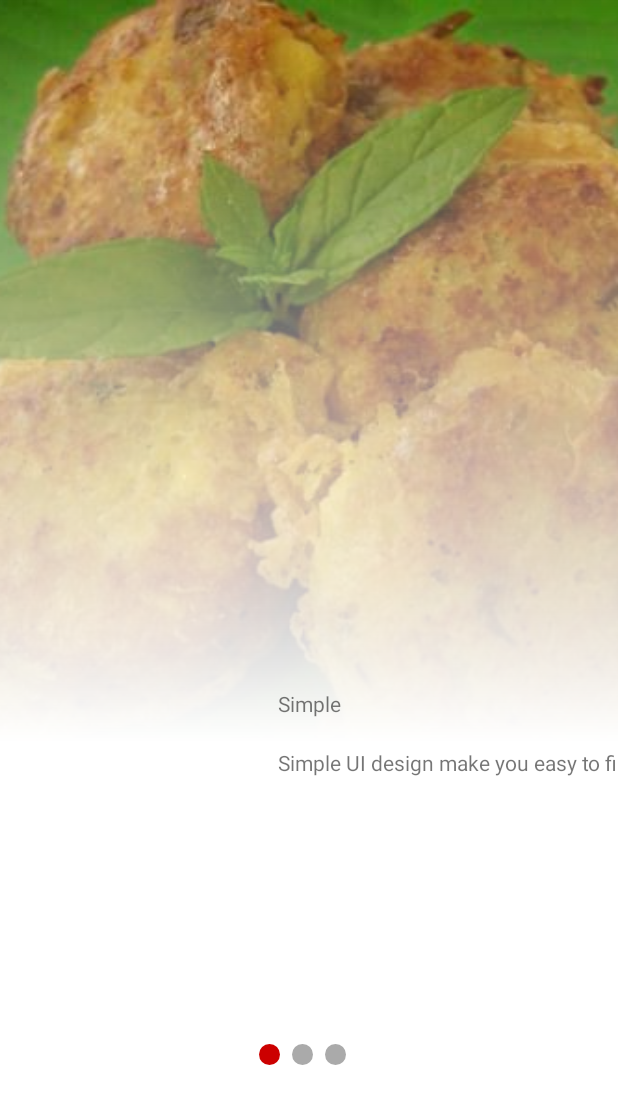
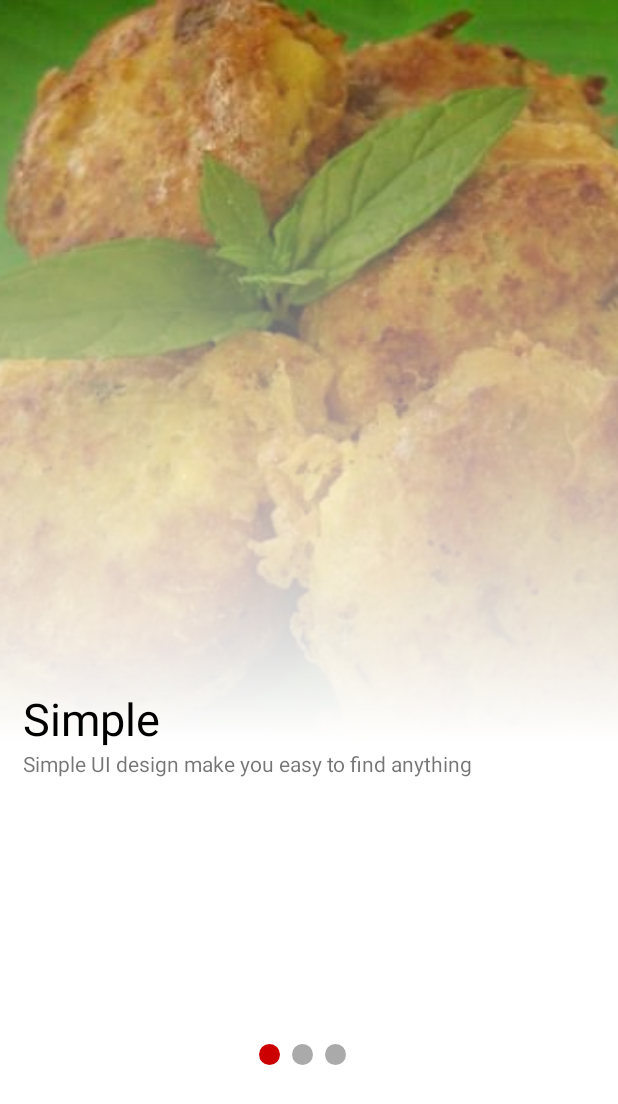
Before and after one commit to mubassyir/complexUi, an Android app: the OnBoardingActivity screen opened directly, with no data from a screen before it, on a phone screen of 412 x 824 dp. Shown: the top 1104 px of the screen. Run offline under Robolectric (Android 15) with nearby library versions, the phone set to English and light mode, and no system bars.

Commit message:
fix onboarding

```diff
--- a/app/src/main/AndroidManifest.xml
+++ b/app/src/main/AndroidManifest.xml
@@ -9,9 +9,11 @@
         android:roundIcon="@mipmap/ic_launcher_round"
         android:supportsRtl="true"
         android:theme="@style/Theme.ComplexUi">
+        <activity android:name=".NewBeverageActivity"></activity>
+        <activity android:name=".NewFoodActivty" />
         <activity
             android:name=".on_boarding.OnBoardingActivity"
-            android:theme="@style/Theme.AppCompat.DayNight.NoActionBar"/>
+            android:theme="@style/Theme.AppCompat.DayNight.NoActionBar" />
         <activity
             android:name=".SplashActivity"
             android:theme="@style/Theme.AppCompat.DayNight.NoActionBar">
--- a/app/src/main/java/com/mubassyir/complexui/MainActivity.kt
+++ b/app/src/main/java/com/mubassyir/complexui/MainActivity.kt
@@ -24,6 +24,4 @@ class MainActivity : AppCompatActivity() {
         val navigationController = findNavController(R.id.fragment)
         bottomNavigationView.setupWithNavController(navigationController)
     }
-
-
 }
--- a/app/src/main/java/com/mubassyir/complexui/data/DummyData.kt
+++ b/app/src/main/java/com/mubassyir/complexui/data/DummyData.kt
@@ -4,6 +4,23 @@ import com.mubassyir.complexui.R
 import com.mubassyir.complexui.model.Food
 
 object DummyData {
+
+    fun onBoardingMessages(): ArrayList<String> {
+        val onBoardingMessages =ArrayList<String>()
+        onBoardingMessages.add("Simple UI design make you easy to find anything")
+        onBoardingMessages.add("Various kind of F&B that u can enjoy")
+        onBoardingMessages.add("Enjoy just from your finger")
+        return onBoardingMessages
+    }
+
+    fun onBoardingTitles(): ArrayList<String> {
+        val onBoardingTitles = ArrayList<String>()
+        onBoardingTitles.add("Simple")
+        onBoardingTitles.add("Discover")
+        onBoardingTitles.add("Enjoy")
+        return onBoardingTitles
+    }
+
     fun westernFood(): ArrayList<Food> {
         val listFood = ArrayList<Food>()
         listFood.add(Food(R.drawable.food_beaf_steak, "Beaf Steak"))
--- a/app/src/main/java/com/mubassyir/complexui/on_boarding/OnBoardingActivity.kt
+++ b/app/src/main/java/com/mubassyir/complexui/on_boarding/OnBoardingActivity.kt
@@ -1,9 +1,12 @@
 package com.mubassyir.complexui.on_boarding
 
+import android.content.Intent
 import android.os.Bundle
+import android.view.View
 import androidx.appcompat.app.AppCompatActivity
 import androidx.core.content.res.ResourcesCompat
 import androidx.viewpager2.widget.ViewPager2
+import com.mubassyir.complexui.MainActivity
 import com.mubassyir.complexui.R
 import com.mubassyir.complexui.adapter.OnBoardingAdapter
 import com.mubassyir.complexui.databinding.ActivityOnBoardingBinding
@@ -27,24 +30,32 @@ class OnBoardingActivity : AppCompatActivity() {
         val onBoardingAdapter = OnBoardingAdapter(this, numberOfScreens)
         binding.onBoardingViewPager.adapter = onBoardingAdapter
         binding.onBoardingViewPager.registerOnPageChangeCallback(onBoardingPageChangeCallback)
+
+        binding.btnSkip.setOnClickListener {
+            Intent(this, MainActivity::class.java).let{
+                startActivity(it)
+                finish()
+            }
+        }
     }
 
     private fun updateCircleMarker(binding: ActivityOnBoardingBinding, position: Int) {
         when (position) {
             0 -> {
-                binding.onBoardingInitialCircle.background = ResourcesCompat.getDrawable(resources, R.drawable.bg_red_circle, null);
-                binding.onBoardingMiddleCircle.background = ResourcesCompat.getDrawable(resources, R.drawable.bg_gray_circle, null);
-                binding.onBoardingLastCircle.background = ResourcesCompat.getDrawable(resources, R.drawable.bg_gray_circle, null);
+                binding.onBoardingInitialCircle.background = ResourcesCompat.getDrawable(resources, R.drawable.bg_red_circle, null)
+                binding.onBoardingMiddleCircle.background = ResourcesCompat.getDrawable(resources, R.drawable.bg_gray_circle, null)
+                binding.onBoardingLastCircle.background = ResourcesCompat.getDrawable(resources, R.drawable.bg_gray_circle, null)
             }
             1 -> {
-                binding.onBoardingInitialCircle.background = ResourcesCompat.getDrawable(resources, R.drawable.bg_gray_circle, null);
-                binding.onBoardingMiddleCircle.background = ResourcesCompat.getDrawable(resources, R.drawable.bg_red_circle, null);
-                binding.onBoardingLastCircle.background = ResourcesCompat.getDrawable(resources, R.drawable.bg_gray_circle, null);
+                binding.onBoardingInitialCircle.background = ResourcesCompat.getDrawable(resources, R.drawable.bg_gray_circle, null)
+                binding.onBoardingMiddleCircle.background = ResourcesCompat.getDrawable(resources, R.drawable.bg_red_circle, null)
+                binding.onBoardingLastCircle.background = ResourcesCompat.getDrawable(resources, R.drawable.bg_gray_circle, null)
             }
             2 -> {
-                binding.onBoardingInitialCircle.background = ResourcesCompat.getDrawable(resources, R.drawable.bg_gray_circle, null);
-                binding.onBoardingMiddleCircle.background = ResourcesCompat.getDrawable(resources, R.drawable.bg_gray_circle, null);
-                binding.onBoardingLastCircle.background = ResourcesCompat.getDrawable(resources, R.drawable.bg_red_circle, null);
+                binding.onBoardingInitialCircle.background = ResourcesCompat.getDrawable(resources, R.drawable.bg_gray_circle, null)
+                binding.onBoardingMiddleCircle.background = ResourcesCompat.getDrawable(resources, R.drawable.bg_gray_circle, null)
+                binding.onBoardingLastCircle.background = ResourcesCompat.getDrawable(resources, R.drawable.bg_red_circle, null)
+                binding.btnSkip.visibility = View.VISIBLE
             }
         }
     }
--- a/app/src/main/java/com/mubassyir/complexui/on_boarding/OnBoardingFragment.kt
+++ b/app/src/main/java/com/mubassyir/complexui/on_boarding/OnBoardingFragment.kt
@@ -8,6 +8,7 @@ import androidx.core.os.bundleOf
 import androidx.fragment.app.Fragment
 import com.bumptech.glide.Glide
 import com.mubassyir.complexui.R
+import com.mubassyir.complexui.data.DummyData
 import com.mubassyir.complexui.databinding.FragmentOnBoardingBinding
 
 class OnBoardingFragment : Fragment() {
@@ -22,9 +23,9 @@ class OnBoardingFragment : Fragment() {
     private lateinit var binding: FragmentOnBoardingBinding
 
     override fun onCreateView(
-        inflater: LayoutInflater,
-        container: ViewGroup?,
-        savedInstanceState: Bundle?
+            inflater: LayoutInflater,
+            container: ViewGroup?,
+            savedInstanceState: Bundle?
     ): View? {
         binding = FragmentOnBoardingBinding.inflate(inflater, container, false)
         return binding.root
@@ -32,16 +33,8 @@ class OnBoardingFragment : Fragment() {
 
     override fun onViewCreated(view: View, savedInstanceState: Bundle?) {
         val position = requireArguments().getInt(ARG_POSITION)
-        val onBoardingTitles = ArrayList<String>()
-        onBoardingTitles.add("Simple")
-        onBoardingTitles.add("Discover")
-        onBoardingTitles.add("Enjoy")
-
-       val onBoardingMessages =ArrayList<String>()
-        onBoardingMessages.add("Simple UI design make you easy to find anything")
-        onBoardingMessages.add("Various kind of F&B that u can enjoy")
-        onBoardingMessages.add("Enjoy just from your finger")
-
+        val onBoardingTitles = DummyData.onBoardingTitles()
+        val onBoardingMessages = DummyData.onBoardingMessages()
         val onBoardingImages = getOnBoardAssetsLocation()
         with(binding) {
             activity?.let {
--- /dev/null
+++ b/app/src/main/res/drawable/ic_add.xml
@@ -0,0 +1,5 @@
+<vector android:height="24dp" android:tint="#FFFFFF"
+    android:viewportHeight="24" android:viewportWidth="24"
+    android:width="24dp" xmlns:android="http://schemas.android.com/apk/res/android">
+    <path android:fillColor="@android:color/white" android:pathData="M19,13h-6v6h-2v-6H5v-2h6V5h2v6h6V13z"/>
+</vector>
--- a/app/src/main/res/drawable/ic_launch_new.xml
+++ /dev/null
@@ -1,5 +0,0 @@
-<vector android:height="24dp" android:tint="#FFFFFF"
-    android:viewportHeight="24" android:viewportWidth="24"
-    android:width="24dp" xmlns:android="http://schemas.android.com/apk/res/android">
-    <path android:fillColor="@android:color/white" android:pathData="M19,19H5V5h7V3H5c-1.11,0 -2,0.9 -2,2v14c0,1.1 0.89,2 2,2h14c1.1,0 2,-0.9 2,-2v-7h-2v7zM14,3v2h3.59l-9.83,9.83 1.41,1.41L19,6.41V10h2V3h-7z"/>
-</vector>
--- a/app/src/main/res/layout-v23/fragment_on_boarding.xml
+++ /dev/null
@@ -1,69 +0,0 @@
-<?xml version="1.0" encoding="utf-8"?>
-<androidx.constraintlayout.widget.ConstraintLayout xmlns:android="http://schemas.android.com/apk/res/android"
-    xmlns:app="http://schemas.android.com/apk/res-auto"
-    xmlns:tools="http://schemas.android.com/tools"
-    android:layout_width="match_parent"
-    android:layout_height="match_parent"
-    tools:context=".on_boarding.OnBoardingActivity">
-
-    <LinearLayout
-        android:layout_width="match_parent"
-        android:layout_height="match_parent"
-        android:background="@android:color/white"
-        android:orientation="vertical"
-        app:layout_constraintStart_toStartOf="parent"
-        app:layout_constraintTop_toTopOf="parent">
-
-        <ImageView
-            android:id="@+id/on_boarding_image"
-            android:layout_width="match_parent"
-            android:layout_height="match_parent"
-            android:layout_weight="0.4"
-            android:foreground="@drawable/fade_bottom_effect"
-            android:scaleType="centerCrop" />
-
-        <View
-            android:layout_width="match_parent"
-            android:layout_height="wrap_content"
-            android:layout_weight="0.6" />
-    </LinearLayout>
-
-    <androidx.constraintlayout.widget.ConstraintLayout
-        android:id="@+id/on_boarding_info"
-        android:layout_width="match_parent"
-        android:layout_height="wrap_content"
-        app:layout_constraintBottom_toBottomOf="parent"
-        app:layout_constraintEnd_toEndOf="parent"
-        app:layout_constraintStart_toStartOf="parent"
-        app:layout_constraintTop_toTopOf="parent"
-        app:layout_constraintVertical_bias="0.6">
-
-        <TextView
-            android:id="@+id/on_boarding_text_title"
-            android:layout_width="wrap_content"
-            android:layout_height="wrap_content"
-            android:gravity="center_horizontal"
-            app:layout_constraintEnd_toEndOf="parent"
-            app:layout_constraintStart_toStartOf="parent"
-            app:layout_constraintTop_toTopOf="parent" />
-
-        <androidx.constraintlayout.widget.Barrier
-            android:id="@+id/barrier"
-            android:layout_width="wrap_content"
-            android:layout_height="wrap_content"
-            app:barrierDirection="left"
-            app:constraint_referenced_ids="on_boarding_text_title" />
-
-        <TextView
-            android:id="@+id/on_boarding_text_msg"
-            android:layout_width="wrap_content"
-            android:layout_height="wrap_content"
-            android:layout_marginTop="20dp"
-            android:layout_marginEnd="200dp"
-            app:layout_constraintHorizontal_chainStyle="spread"
-            app:layout_constraintStart_toEndOf="@+id/barrier"
-            app:layout_constraintTop_toBottomOf="@+id/on_boarding_text_title" />
-
-    </androidx.constraintlayout.widget.ConstraintLayout>
-
-</androidx.constraintlayout.widget.ConstraintLayout>
--- a/app/src/main/res/layout/activity_on_boarding.xml
+++ b/app/src/main/res/layout/activity_on_boarding.xml
@@ -56,4 +56,18 @@
         </LinearLayout>
 
     </androidx.constraintlayout.widget.ConstraintLayout>
+
+    <Button
+        android:id="@+id/btn_skip"
+        android:layout_width="0dp"
+        android:layout_height="wrap_content"
+        android:background="@color/amber_900"
+        android:text="@string/skip"
+        android:visibility="invisible"
+        android:layout_marginStart="15dp"
+        android:layout_marginEnd="15dp"
+        app:layout_constraintBottom_toBottomOf="parent"
+        app:layout_constraintEnd_toEndOf="parent"
+        app:layout_constraintStart_toStartOf="parent"
+        app:layout_constraintTop_toBottomOf="@+id/on_boarding_info" />
 </androidx.constraintlayout.widget.ConstraintLayout>
--- a/app/src/main/res/layout/fragment_beverage.xml
+++ b/app/src/main/res/layout/fragment_beverage.xml
@@ -3,6 +3,7 @@
     xmlns:tools="http://schemas.android.com/tools"
     android:layout_width="match_parent"
     android:layout_height="match_parent"
+    xmlns:app="http://schemas.android.com/apk/res-auto"
     android:orientation="vertical"
     tools:context=".fragment.BeverageFragment">
     <androidx.recyclerview.widget.RecyclerView
@@ -14,8 +15,8 @@
         android:layout_width="wrap_content"
         android:layout_height="wrap_content"
         android:layout_gravity="end|bottom"
-        android:src="@drawable/ic_launch_new"
-        android:background="@color/pink"
+        android:src="@drawable/ic_add"
+        app:backgroundTint="@color/amber_900"
         android:contentDescription="@string/fab_desc"
         android:layout_margin="16dp" />
 </FrameLayout>
--- a/app/src/main/res/layout/fragment_food.xml
+++ b/app/src/main/res/layout/fragment_food.xml
@@ -3,6 +3,7 @@
     xmlns:tools="http://schemas.android.com/tools"
     android:layout_width="match_parent"
     android:layout_height="match_parent"
+    xmlns:app="http://schemas.android.com/apk/res-auto"
     tools:context=".fragment.FoodFragment">
     <androidx.recyclerview.widget.RecyclerView
         android:id="@+id/rv_food"
@@ -14,8 +15,8 @@
         android:layout_width="wrap_content"
         android:layout_height="wrap_content"
         android:layout_gravity="end|bottom"
-        android:src="@drawable/ic_launch_new"
-        android:background="@color/pink"
+        android:src="@drawable/ic_add"
+        app:backgroundTint="@color/amber_900"
         android:contentDescription="@string/fab_desc"
         android:layout_margin="16dp" />
 </FrameLayout>
--- a/app/src/main/res/layout/fragment_nusantara.xml
+++ b/app/src/main/res/layout/fragment_nusantara.xml
@@ -3,6 +3,7 @@
     xmlns:tools="http://schemas.android.com/tools"
     android:layout_width="match_parent"
     android:layout_height="match_parent"
+    xmlns:app="http://schemas.android.com/apk/res-auto"
     tools:context=".MainActivity"
     android:orientation="vertical">
     <androidx.recyclerview.widget.RecyclerView
@@ -14,8 +15,8 @@
         android:layout_width="wrap_content"
         android:layout_height="wrap_content"
         android:layout_gravity="end|bottom"
-        android:src="@drawable/ic_launch_new"
-        android:background="@color/pink"
+        android:src="@drawable/ic_add"
+        app:backgroundTint="@color/amber_900"
         android:contentDescription="@string/fab_desc"
         android:layout_margin="16dp" />
 </FrameLayout>
--- a/app/src/main/res/layout/fragment_on_boarding.xml
+++ b/app/src/main/res/layout/fragment_on_boarding.xml
@@ -33,6 +33,7 @@
         android:layout_width="match_parent"
         android:layout_height="wrap_content"
         android:orientation="vertical"
+        android:layout_marginStart="15dp"
         app:layout_constraintBottom_toBottomOf="parent"
         app:layout_constraintEnd_toEndOf="parent"
         app:layout_constraintStart_toStartOf="parent"
@@ -45,23 +46,14 @@
             android:layout_height="wrap_content"
             android:textSize="30sp"
             android:textColor="@color/black"
-            android:text="@string/app_name"
-            android:gravity="center_horizontal" />
-
-<!--        <androidx.constraintlayout.widget.Barrier-->
-<!--            android:id="@+id/barrier"-->
-<!--            android:layout_width="wrap_content"-->
-<!--            android:layout_height="wrap_content"-->
-<!--            app:barrierDirection="left"-->
-<!--            app:constraint_referenced_ids="on_boarding_text_title" />-->
+            android:text="@string/app_name" />
 
         <TextView
             android:id="@+id/on_boarding_text_msg"
             android:layout_width="wrap_content"
             android:layout_height="wrap_content"
             android:text="@string/app_name"
-            app:layout_constraintHorizontal_chainStyle="spread"
-            />
+            app:layout_constraintHorizontal_chainStyle="spread" />
 
     </LinearLayout>
 
--- a/app/src/main/res/layout/fragment_western.xml
+++ b/app/src/main/res/layout/fragment_western.xml
@@ -10,16 +10,14 @@
         app:tabGravity="fill"
         app:tabMode="fixed"
         app:tabMaxWidth="0dp"
-        app:tabIndicatorColor="@color/purple_500"
+        android:background="@color/purple_500"
+        app:tabTextColor="@color/white"
+        app:tabSelectedTextColor="@color/white"
         app:tabIndicatorHeight="5dp"
-        android:background="#dddddd"
         app:tabTextAppearance="@style/CustomTabText"
         android:layout_height="60dp" />
-
     <androidx.viewpager2.widget.ViewPager2
         android:id="@+id/viewpager"
         android:layout_width="match_parent"
         android:layout_height="match_parent"/>
-
-
 </LinearLayout>
--- a/app/src/main/res/values/colors.xml
+++ b/app/src/main/res/values/colors.xml
@@ -13,4 +13,5 @@
     <color name="amber_900">#FF6F00</color>
 
     <color name="light_brown">#808080</color>
+
 </resources>
--- a/app/src/main/res/values/strings.xml
+++ b/app/src/main/res/values/strings.xml
@@ -14,6 +14,7 @@
     <string name="tab_text_2">Tab 2</string>
     <string name="cd_splash_screen">image for splash screen</string>
     <string name="lets_get_start">Lets get Start</string>
+    <string name="skip">Skip</string>
 
     <string-array name="on_boarding_titles">
         <item>On Boarding Title 1</item>
```
